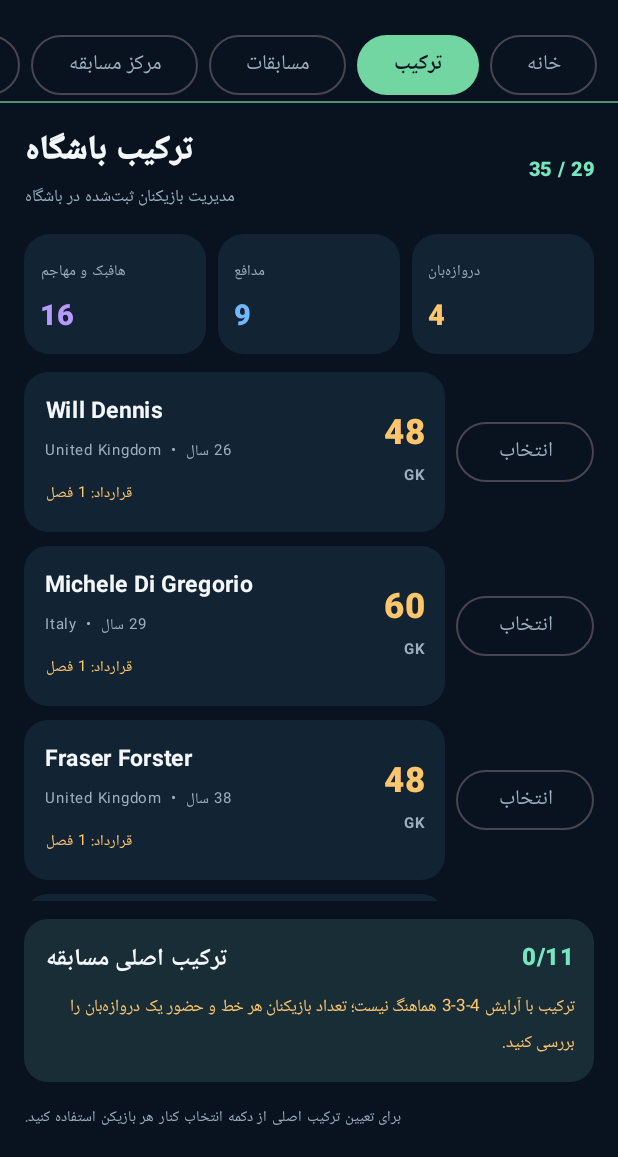
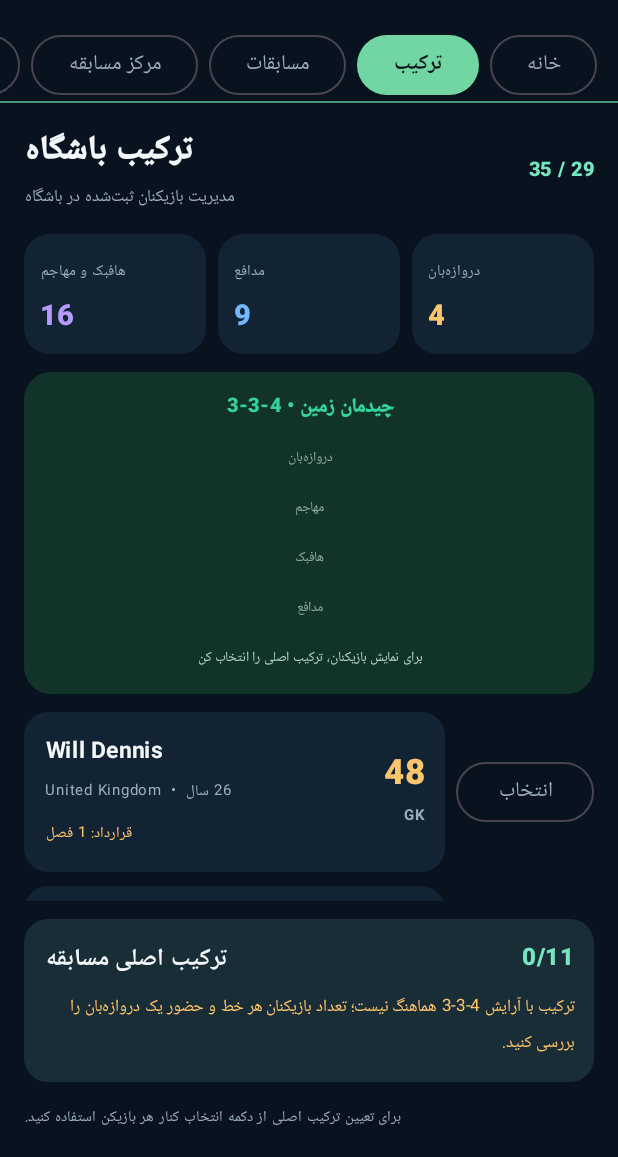
Before and after one commit to pioneer8254-afk/PIONEER, an Android app built with Jetpack Compose: the screen it shows after launch (MainActivity), after a tap on "ترکیب", on a phone screen of 412 x 824 dp, the part 79-1236 px from its top. Run offline under Robolectric (Android 15) with nearby library versions, the phone set to English and light mode, and no system bars; 2 other taps on this screen came first.

Commit message:
Add hexagonal player cards to squad formation view

```diff
--- a/app/src/main/java/com/pioneer/manager/MainActivity.kt
+++ b/app/src/main/java/com/pioneer/manager/MainActivity.kt
@@ -3,6 +3,11 @@ package com.pioneer.manager
 import android.os.Bundle
 import androidx.activity.ComponentActivity
 import androidx.activity.compose.setContent
+import androidx.compose.foundation.background
+import androidx.compose.foundation.clickable
+import androidx.compose.foundation.border
+import androidx.compose.ui.draw.clip
+import androidx.compose.foundation.shape.GenericShape
 import androidx.compose.foundation.layout.Arrangement
 import androidx.compose.foundation.layout.Box
 import androidx.compose.foundation.layout.WindowInsets
@@ -371,6 +376,50 @@ private fun StatCard(
 }
 
 @Composable
+private val PlayerHexagon = GenericShape { size, _ ->
+    moveTo(size.width * 0.25f, 0f)
+    lineTo(size.width * 0.75f, 0f)
+    lineTo(size.width, size.height * 0.5f)
+    lineTo(size.width * 0.75f, size.height)
+    lineTo(size.width * 0.25f, size.height)
+    lineTo(0f, size.height * 0.5f)
+    close()
+}
+
+@Composable
+private fun HexLineupRow(players: List<Player>, emptyLabel: String, onPlayerClick: (Player) -> Unit) {
+    Row(
+        modifier = Modifier.fillMaxWidth(),
+        horizontalArrangement = Arrangement.Center,
+        verticalAlignment = Alignment.CenterVertically
+    ) {
+        if (players.isEmpty()) {
+            Text(emptyLabel, color = Color(0xFF8DA99F), fontSize = 9.sp)
+        } else {
+            players.forEach { player ->
+                Column(
+                    modifier = Modifier
+                        .width(64.dp)
+                        .height(76.dp)
+                        .padding(horizontal = 2.dp)
+                        .clip(PlayerHexagon)
+                        .background(Color(0xFF1D4B3D))
+                        .border(1.dp, Mint.copy(alpha = 0.75f), PlayerHexagon)
+                        .clickable { onPlayerClick(player) }
+                        .padding(horizontal = 3.dp, vertical = 7.dp),
+                    horizontalAlignment = Alignment.CenterHorizontally,
+                    verticalArrangement = Arrangement.Center
+                ) {
+                    Text(player.overall.toString(), color = Color(0xFFFFD27A), fontSize = 15.sp, fontWeight = FontWeight.Black)
+                    Text(player.position, color = Mint, fontSize = 8.sp, fontWeight = FontWeight.Bold)
+                    Text(player.name.substringBefore(" "), color = White, fontSize = 8.sp, maxLines = 1)
+                }
+            }
+        }
+    }
+}
+
+@Composable
 private fun SquadScreen(save: GameSave, onSaveChange: (GameSave) -> Unit) {
     var selectedPlayer by remember { mutableStateOf<Player?>(null) }
     val lineup = StartingLineupEngine.validateFormation(save, save.formation)
@@ -390,6 +439,35 @@ private fun SquadScreen(save: GameSave, onSaveChange: (GameSave) -> Unit) {
             StatCard("دروازه‌بان", save.players.count { it.position == "GK" }.toString(), Modifier.weight(1f), Color(0xFFFFC56B))
             StatCard("مدافع", save.players.count { it.position in listOf("CB", "LB", "RB", "LWB", "RWB") }.toString(), Modifier.weight(1f), Color(0xFF71B9FF))
             StatCard("هافبک و مهاجم", save.players.count { it.position !in listOf("GK", "CB", "LB", "RB", "LWB", "RWB") }.toString(), Modifier.weight(1f), Color(0xFFB69AFF))
+        }
+        if (save.players.isNotEmpty()) {
+            val selected = StartingLineupEngine.selectedPlayers(save)
+            val goalkeepers = selected.filter { it.position.equals("GK", ignoreCase = true) }
+            val defenders = selected.filter { it.position.uppercase() in setOf("CB", "LB", "RB", "LWB", "RWB") }
+            val midfielders = selected.filter { it.position.uppercase() in setOf("DM", "CDM", "CM", "CAM", "LM", "RM") }
+            val forwards = selected.filter { it.position.uppercase() in setOf("ST", "CF", "LW", "RW", "LF", "RF") }
+            Card(
+                modifier = Modifier.fillMaxWidth(),
+                colors = CardDefaults.cardColors(containerColor = Color(0xFF123329)),
+                shape = RoundedCornerShape(18.dp)
+            ) {
+                Column(
+                    modifier = Modifier.fillMaxWidth().padding(vertical = 12.dp, horizontal = 7.dp),
+                    horizontalAlignment = Alignment.CenterHorizontally,
+                    verticalArrangement = Arrangement.spacedBy(9.dp)
+                ) {
+                    Text("چیدمان زمین • ${save.formation}", color = Mint, fontSize = 13.sp, fontWeight = FontWeight.Black)
+                    HexLineupRow(goalkeepers, "دروازه‌بان", onPlayerClick = { selectedPlayer = it })
+                    HexLineupRow(forwards, "مهاجم", onPlayerClick = { selectedPlayer = it })
+                    HexLineupRow(midfielders, "هافبک", onPlayerClick = { selectedPlayer = it })
+                    HexLineupRow(defenders, "مدافع", onPlayerClick = { selectedPlayer = it })
+                    Text(
+                        if (selected.isEmpty()) "برای نمایش بازیکنان، ترکیب اصلی را انتخاب کن"
+                        else "برای دیدن اطلاعات بازیکن، کارت شش‌ضلعی را لمس کن",
+                        color = Color(0xFFB4D2C8), fontSize = 9.sp
+                    )
+                }
+            }
         }
         if (save.players.isEmpty()) {
             Card(modifier = Modifier.fillMaxWidth(), colors = CardDefaults.cardColors(containerColor = Panel), shape = RoundedCornerShape(20.dp)) {
```
